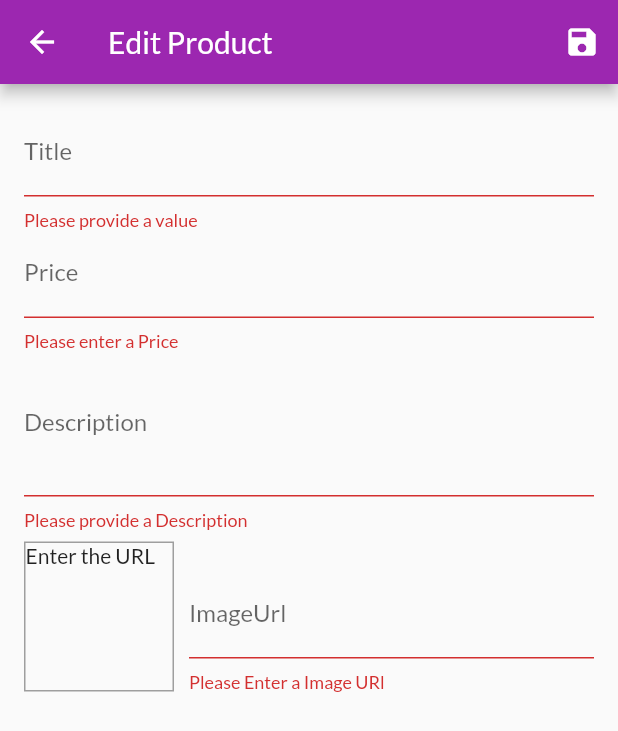
After one commit to abhay1821/Shop, a Flutter app: the EditProductScreen screen opened directly, after a tap on the "save" icon, on a phone screen of 412 x 824 dp. The commit adds this screen. Shown: the top 731 px of the screen. Run offline on Flutter 3.47's test engine with Material 2 defaults, Android fonts, the phone set to English and light mode, and no system bars; network calls fail.

Commit message:
Edit add

```diff
--- a/lib/provider/prod_provider.dart
+++ b/lib/provider/prod_provider.dart
@@ -66,7 +66,16 @@ class Products with ChangeNotifier {
   //   notifyListeners();
   // }
 
-  void addProduct() {
+  void addProduct(Product product) {
+    final newProduct = Product(
+      title: product.title,
+      description: product.description,
+      price: product.price,
+      imageUrl: product.imageUrl,
+      id: DateTime.now().toString(),
+    );
+    _items.add(newProduct);
+    _items.insert(0, newProduct); //at the start of the list
     // _items.add(value);
     notifyListeners();
     //for getting the chnge b/w this class and other provider package
--- a/lib/provider/product.dart
+++ b/lib/provider/product.dart
@@ -1,8 +1,7 @@
-
 import 'package:flutter/foundation.dart';
 
 class Product with ChangeNotifier {
-  final String id;
+  final String? id;
   final String title;
   final String description;
   final double price;
@@ -10,7 +9,7 @@ class Product with ChangeNotifier {
   bool isFavourite;
 
   Product({
-    required this.id,
+    this.id,
     required this.title,
     required this.description,
     required this.price,
--- /dev/null
+++ b/lib/screens/edit_prod.dart
@@ -0,0 +1,219 @@
+import 'package:flutter/material.dart';
+import '../provider/product.dart';
+
+class EditProductScreen extends StatefulWidget {
+  static const routeName = "/edit/products";
+  @override
+  _EditProductScreenState createState() => _EditProductScreenState();
+}
+
+class _EditProductScreenState extends State<EditProductScreen> {
+  final _priceFocusNode = FocusNode();
+  final _descriptionFocusNode = FocusNode();
+  final _imageUrlController = TextEditingController();
+  final _imageUrlFocusNode = FocusNode();
+  //for getting acess of the form
+  final _form = GlobalKey<FormState>();
+  var _editingproduct = Product(
+    id: null,
+    title: '',
+    price: 0.0,
+    description: '',
+    imageUrl: '',
+  );
+
+  @override
+  void initState() {
+    _imageUrlFocusNode.addListener((_updateImageUrl));
+    super.initState();
+  }
+
+  @override
+  //to avoid the memory leaks
+  void dispose() {
+    _imageUrlFocusNode.removeListener((_updateImageUrl));
+    _priceFocusNode.dispose();
+    _descriptionFocusNode.dispose();
+    _imageUrlController.dispose();
+    _imageUrlController.dispose();
+    super.dispose();
+  }
+
+  //for previwing with key strokes
+  void _updateImageUrl() {
+    if (!_imageUrlFocusNode.hasFocus) {
+      if (_imageUrlController.text.isEmpty ||
+          !_imageUrlController.text.startsWith('http') &&
+              !_imageUrlController.text.startsWith('https')) {
+        return;
+      }
+
+      setState(() {});
+    }
+  }
+
+  void _saveForm() {
+    _form.currentState!.save();
+    final isValid = _form.currentState!.validate();
+    if (!isValid) {
+      return;
+    }
+  }
+
+  @override
+  Widget build(BuildContext context) {
+    return Scaffold(
+      appBar: AppBar(
+        title: Text('Edit Product'),
+        actions: <Widget>[
+          IconButton(onPressed: _saveForm, icon: Icon(Icons.save))
+        ],
+      ),
+      //we could also use column with singlechildscrollview
+      // instead we use listview without builder
+      body: Padding(
+        padding: const EdgeInsets.all(16.0),
+        child: Form(
+            //for getting access of the form
+            key: _form,
+            child: ListView(
+              children: <Widget>[
+                TextFormField(
+                  decoration: InputDecoration(labelText: 'Title'),
+                  textInputAction: TextInputAction.next,
+                  onFieldSubmitted: (_) {
+                    FocusScope.of(context).requestFocus(_priceFocusNode);
+                  },
+                  validator: (value) {
+                    if (value!.isEmpty) {
+                      return 'Please provide a value';
+                    }
+                    return null;
+                  },
+                  onSaved: (value) {
+                    if (value!.isNotEmpty) {
+                      _editingproduct = Product(
+                          title: value,
+                          description: _editingproduct.description,
+                          price: _editingproduct.price,
+                          imageUrl: _editingproduct.imageUrl);
+                    }
+                  },
+                ),
+                TextFormField(
+                  decoration: InputDecoration(labelText: 'Price'),
+                  textInputAction: TextInputAction.next,
+                  keyboardType: TextInputType.number,
+                  focusNode: _priceFocusNode,
+                  onFieldSubmitted: (_) {
+                    FocusScope.of(context).requestFocus(_descriptionFocusNode);
+                  },
+                  validator: (value) {
+                    if (value!.isEmpty) {
+                      return 'Please enter a Price';
+                    }
+                    if (double.tryParse(value) == null) {
+                      return 'Please enter a valid No';
+                    }
+                    if (double.parse(value) <= 0) {
+                      return 'Please Enter a No greater than Zero';
+                    }
+                    return null;
+                  },
+                  onSaved: (value) {
+                    if (value!.isNotEmpty) {
+                      _editingproduct = Product(
+                          title: _editingproduct.title,
+                          description: _editingproduct.description,
+                          price: double.parse(value),
+                          imageUrl: _editingproduct.imageUrl);
+                    }
+                  },
+                ),
+                TextFormField(
+                  decoration: InputDecoration(labelText: 'Description'),
+                  maxLines: 3,
+                  keyboardType: TextInputType.multiline,
+                  focusNode: _descriptionFocusNode,
+                  validator: (value) {
+                    if (value!.isEmpty) {
+                      return 'Please provide a Description';
+                    }
+                    if (value.length < 10) {
+                      return 'Should be atleast 10 Characters Long';
+                    }
+                    return null;
+                  },
+                  onSaved: (value) {
+                    if (value!.isNotEmpty) {
+                      _editingproduct = Product(
+                          id: null,
+                          title: _editingproduct.title,
+                          description: value,
+                          price: _editingproduct.price,
+                          imageUrl: _editingproduct.imageUrl);
+                    }
+                  },
+                ),
+                Row(
+                  crossAxisAlignment: CrossAxisAlignment.end,
+                  children: <Widget>[
+                    Container(
+                      width: 100,
+                      height: 100,
+                      margin: EdgeInsets.only(
+                        top: 8,
+                        right: 10,
+                      ),
+                      decoration: BoxDecoration(
+                        border: Border.all(width: 1, color: Colors.grey),
+                      ),
+                      child: _imageUrlController.text.isEmpty
+                          ? Text('Enter the URL')
+                          : FittedBox(
+                              child: Image.network(
+                                _imageUrlController.text,
+                                fit: BoxFit.cover,
+                              ),
+                            ),
+                    ),
+                    //textformfield takes as much spce as it gets
+                    Expanded(
+                      child: TextFormField(
+                        decoration: InputDecoration(labelText: 'ImageUrl'),
+                        keyboardType: TextInputType.url,
+                        textInputAction: TextInputAction.done,
+                        //for before submitting saving it
+                        controller: _imageUrlController,
+                        focusNode: _imageUrlFocusNode,
+                        onFieldSubmitted: (_) => _saveForm(),
+                        validator: (value) {
+                          if (value!.isEmpty) {
+                            return 'Please Enter a Image URl';
+                          }
+                          if (value.startsWith('http') &&
+                              !value.startsWith('https')) {
+                            return 'Please Enter the valid URl';
+                          }
+                          return null;
+                        },
+                        onSaved: (value) {
+                          if (value!.isNotEmpty) {
+                            _editingproduct = Product(
+                              title: _editingproduct.title,
+                              description: _editingproduct.description,
+                              price: _editingproduct.price,
+                              imageUrl: value,
+                            );
+                          }
+                        },
+                      ),
+                    ),
+                  ],
+                )
+              ],
+            )),
+      ),
+    );
+  }
+}
--- /dev/null
+++ b/lib/widgets/user_product_item.dart
@@ -0,0 +1,36 @@
+import 'package:flutter/material.dart';
+
+class UserProductItem extends StatelessWidget {
+  final String title;
+  final String imageUrl;
+
+  UserProductItem(this.title, this.imageUrl);
+
+  @override
+  Widget build(BuildContext context) {
+    return ListTile(
+      title: Text(title),
+      leading: CircleAvatar(
+        //using background image insted of widget with network
+        backgroundImage: NetworkImage(imageUrl),
+      ),
+      trailing: Container(
+        width: 100,
+        child: Row(
+          children: <Widget>[
+            IconButton(
+              onPressed: () {},
+              icon: Icon(Icons.edit),
+              color: Theme.of(context).primaryColor,
+            ),
+            IconButton(
+              onPressed: () {},
+              icon: Icon(Icons.delete),
+              color: Theme.of(context).errorColor,
+            ),
+          ],
+        ),
+      ),
+    );
+  }
+}
```
Also changed, not shown: lib/provider/cart.dart (+20 -0 lines), lib/screens/user_prod_screen.dart (added, +43 -0 lines), lib/widgets/cart_item.dart (+28 -0 lines), lib/widgets/product_item.dart (+21 -1 lines).
